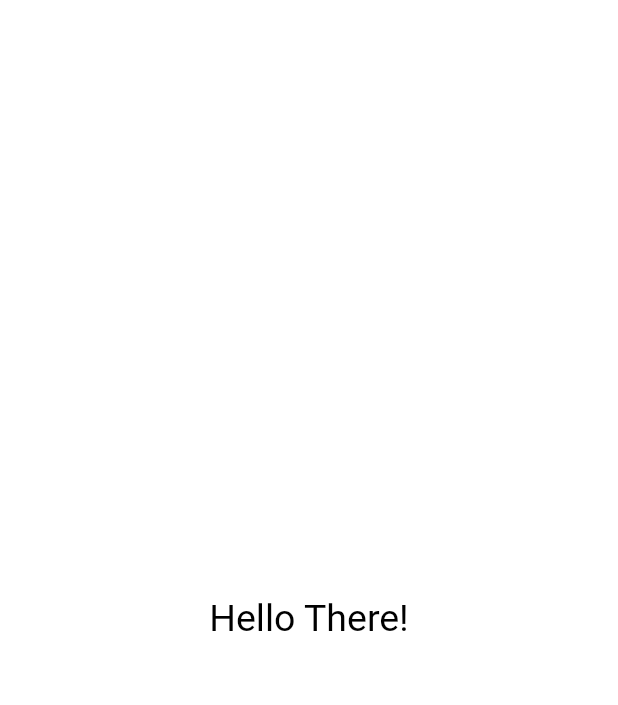
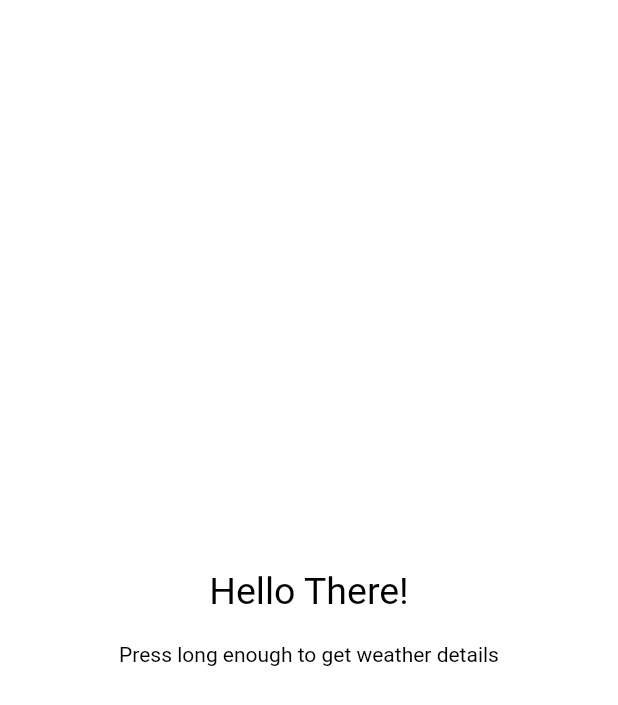
Before and after one commit to Sammy275/Random-Color-Generator, a Flutter app: the screen it shows after launch, on a phone screen of 412 x 824 dp. Shown: the top 705 px of the screen. Run offline on Flutter 3.47's test engine with Material 2 defaults, Android fonts, the phone set to English and light mode, and no system bars.

Commit message:
Added a new feature of getting temperatures of any place if a coordinate is provided.

```diff
--- a/lib/app_constants/text_constants.dart
+++ b/lib/app_constants/text_constants.dart
@@ -2,7 +2,7 @@
 
 class TextConstants {
   /// Small text size
-  static const double textSizesmall = 14.0;
+  static const double textSizeSmall = 14.0;
 
   /// Normal text size
   static const double textSizeNormal = 18.0;
--- a/lib/features/color_changer/screens/color_changer_screen.dart
+++ b/lib/features/color_changer/screens/color_changer_screen.dart
@@ -1,7 +1,8 @@
 import 'package:flutter/material.dart';
 
 import '../../../app_constants/text_constants.dart';
-import '../helpers/color_generator.dart';
+import '../../../helpers/color_generator.dart';
+import '../../temperature_api/screens/display_temperature_screen.dart';
 
 /// This screen will change color when tapped
 class ColorChangerScreen extends StatefulWidget {
@@ -29,16 +30,31 @@ class _ColorChangerScreenState extends State<ColorChangerScreen> {
         children: [
           Container(color: Color(_backgroundColor)),
           Center(
-            child: Text(
-              'Hello There!',
-              style: TextStyle(
-                fontSize: TextConstants.textSizeMedium,
-                color: Color(_textColor),
-              ),
+            child: Column(
+              mainAxisAlignment: MainAxisAlignment.center,
+              children: [
+                Text(
+                  'Hello There!',
+                  style: TextStyle(
+                    fontSize: TextConstants.textSizeMedium,
+                    color: Color(_textColor),
+                  ),
+                ),
+                const SizedBox(height: 20.0),
+                const Text(
+                  'Press long enough to get weather details',
+                  style: TextStyle(
+                    fontSize: TextConstants.textSizeSmall,
+                    color: Colors.black,
+                  ),
+                ),
+              ],
             ),
           ),
           GestureDetector(
             onTap: _setRandomBackgroundColor,
+            onLongPress: () => Navigator.of(context)
+                .pushNamed(DisplayTemperatureScreen.routeName),
           )
         ],
       ),
--- a/lib/features/color_changer/helpers/color_generator.dart
+++ b/lib/helpers/color_generator.dart
@@ -9,6 +9,12 @@ class ColorGenerator {
 
   static const int _blackColor = 0xFF000000;
   static const int _whiteColor = 0xFFFFFFFF;
+
+  static const int _lightYellow = 0xFFFFE54D;
+  static const int _darkYellow = 0xFFFFB700;
+  static const int _orange = 0xFFFF7000;
+  static const int _lightBlue = 0xFF00CCFF;
+  static const int _darkBlue = 0xFF0067FF;
 
   /// Returns a random integer that represents a color in HEX value.
   static int getRandomColorValue() {
@@ -36,4 +42,25 @@ class ColorGenerator {
     // If the HSP value is greater than 100.5, use black text, otherwise use white text
     return isBright ? _blackColor : _whiteColor;
   }
+
+  /// This method will convert the temperature to the appropriate color.
+  /// Higher temperatures will return shades of yellow and lower temperatures will return shades of blue
+  static int convertTemperatureToColor(double temperature) {
+    int chosenColor;
+    if (temperature >= 50.0) {
+      chosenColor = _orange;
+    } else if (temperature >= 40 && temperature < 50) {
+      chosenColor = _darkYellow;
+    } else if (temperature >= 30 && temperature < 40) {
+      chosenColor = _lightYellow;
+    } else if (temperature >= 20 && temperature < 30) {
+      chosenColor = _lightBlue;
+    } else if (temperature >= 10 && temperature < 20) {
+      chosenColor = _darkBlue;
+    } else {
+      chosenColor = _whiteColor;
+    }
+
+    return chosenColor;
+  }
 }
--- a/lib/main.dart
+++ b/lib/main.dart
@@ -1,6 +1,8 @@
 import 'package:flutter/material.dart';
 
 import './features/color_changer/screens/color_changer_screen.dart';
+
+import './features/temperature_api/screens/display_temperature_screen.dart';
 
 void main() {
   runApp(const App());
@@ -20,6 +22,10 @@ class App extends StatelessWidget {
         primarySwatch: Colors.red,
       ),
       home: const ColorChangerScreen(),
+      routes: {
+        DisplayTemperatureScreen.routeName: (ctx) =>
+            const DisplayTemperatureScreen(),
+      },
     );
   }
 }
--- a/pubspec.yaml
+++ b/pubspec.yaml
@@ -37,6 +37,8 @@ dependencies:
   cupertino_icons: ^1.0.2
 
   solid_lints: ^0.0.14
+
+  http: ^0.13.5
 
 dev_dependencies:
   flutter_test:
```
Also changed, not shown: lib/features/temperature_api/helpers/weather_service.dart (added, +32 -0 lines), lib/features/temperature_api/screens/display_temperature_screen.dart (added, +49 -0 lines), lib/features/temperature_api/widgets/coordinate_input_form/coordinate_input_form.dart (added, +79 -0 lines), lib/features/temperature_api/widgets/coordinate_input_form/custom_text_field.dart (added, +32 -0 lines), lib/features/temperature_api/widgets/temperature_widget.dart (added, +33 -0 lines), pubspec.lock.
